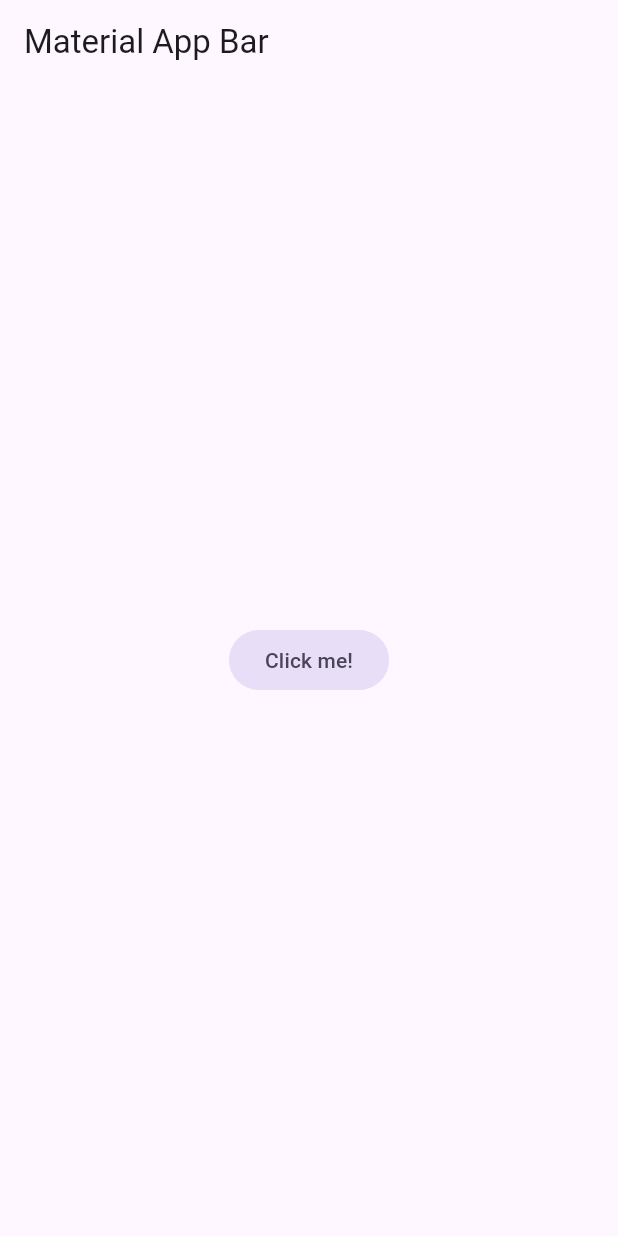
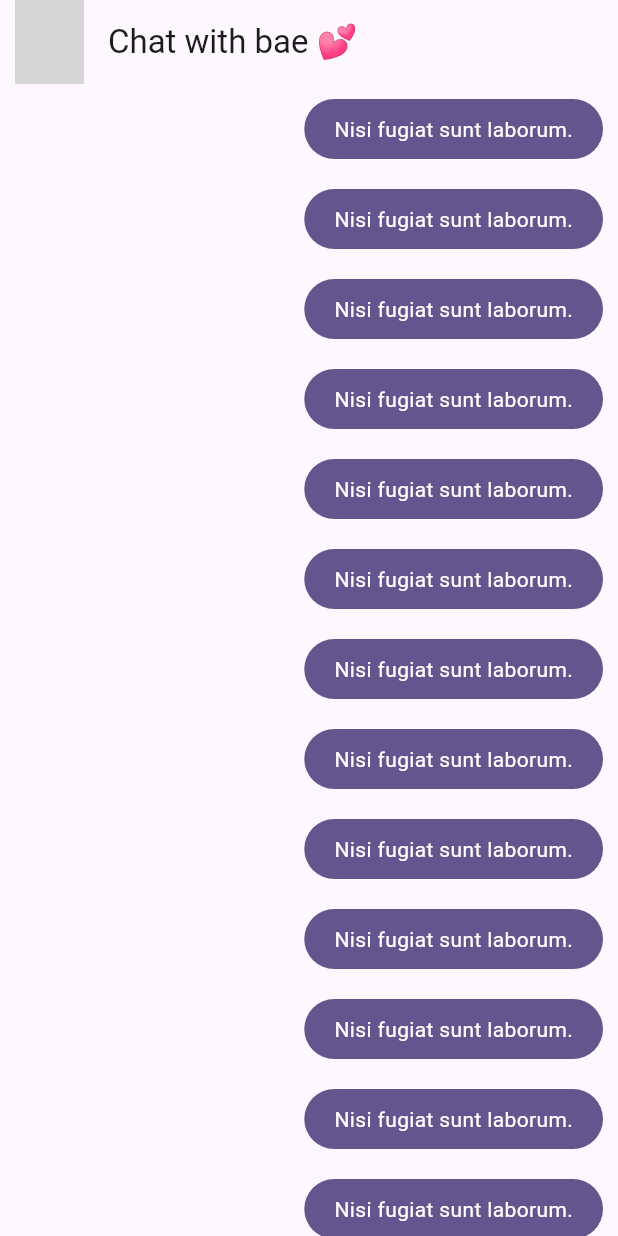
Before and after one commit to cxcarvaj/Yes-No-App, a Flutter app: the screen it shows after launch, on a phone screen of 412 x 824 dp. Run offline on Flutter 3.47's test engine with Material 2 defaults, Android fonts, the phone set to English and light mode, and no system bars; network calls fail; grey boxes are pictures that could not be loaded.

Commit message:
Creating the chat screen and adding the message bubble widget

```diff
--- a/lib/main.dart
+++ b/lib/main.dart
@@ -1,5 +1,6 @@
 import 'package:flutter/material.dart';
 import 'package:yes_no_app/config/theme/app_theme.dart';
+import 'package:yes_no_app/presentation/screens/chat/chat_screen.dart';
 
 void main() => runApp(const MyApp());
 
@@ -12,15 +13,7 @@ class MyApp extends StatelessWidget {
       debugShowCheckedModeBanner: false,
       title: 'Yes No App',
       theme: AppTheme(selectedColor: 0).theme(),
-      home: Scaffold(
-        appBar: AppBar(
-          title: const Text('Material App Bar'),
-        ),
-        body: Center(
-          child: FilledButton.tonal(
-              onPressed: () {}, child: const Text('Click me!')),
-        ),
-      ),
+      home: const ChatScreen(),
     );
   }
 }
--- /dev/null
+++ b/lib/presentation/screens/chat/chat_screen.dart
@@ -0,0 +1,54 @@
+import 'package:flutter/material.dart';
+import 'package:yes_no_app/presentation/widgets/chat/my_message_bubble.dart';
+
+// If the widget is a Screen, then you should return a Scaffold.
+class ChatScreen extends StatelessWidget {
+  const ChatScreen({super.key});
+
+  @override
+  Widget build(BuildContext context) {
+    return Scaffold(
+      appBar: AppBar(
+        leading: Container(
+          margin: const EdgeInsets.only(left: 10),
+          child: const CircleAvatar(
+            backgroundImage: NetworkImage(
+                'https://instagram.fgye4-1.fna.fbcdn.net/v/t51.2885-15/355228769_280923334510038_3465071754206350459_n.jpg?stp=dst-jpg_e35_p720x720&_nc_ht=instagram.fgye4-1.fna.fbcdn.net&_nc_cat=106&_nc_ohc=WW1tYCea-ZAAX-hVu6r&edm=ACWDqb8BAAAA&ccb=7-5&ig_cache_key=MzEzMTA0NjM4NzI4MzE0NzA4OA%3D%3D.2-ccb7-5&oh=00_AfDfCtBGAJ2L4UXfdaeWEqBwpP5DLCtyUOqQ0obtaMm_cg&oe=649CBF79&_nc_sid=ee9879'),
+          ),
+        ),
+        title: const Text('Chat with bae 💕'),
+        centerTitle: false,
+      ),
+      body: _ChatView(),
+    );
+  }
+}
+
+class _ChatView extends StatelessWidget {
+  // const _ChatView({
+  //   super.key,
+  // });
+
+  @override
+  Widget build(BuildContext context) {
+    return SafeArea(
+      child: Padding(
+        padding: const EdgeInsets.symmetric(
+          horizontal: 10,
+        ),
+        child: Column(
+          children: [
+            Expanded(
+              child: ListView.builder(
+                itemCount: 100,
+                itemBuilder: (context, index) {
+                  return const MyMessageBubble();
+                },
+              ),
+            ),
+          ],
+        ),
+      ),
+    );
+  }
+}
--- /dev/null
+++ b/lib/presentation/widgets/chat/my_message_bubble.dart
@@ -0,0 +1,32 @@
+import 'package:flutter/material.dart';
+
+class MyMessageBubble extends StatelessWidget {
+  const MyMessageBubble({super.key});
+
+  @override
+  Widget build(BuildContext context) {
+    final colors = Theme.of(context).colorScheme;
+
+    return Column(
+      crossAxisAlignment: CrossAxisAlignment.end,
+      children: [
+        Container(
+          margin: const EdgeInsets.symmetric(vertical: 10),
+          decoration: BoxDecoration(
+            color: colors.primary,
+            borderRadius: BorderRadius.circular(20),
+          ),
+          child: const Padding(
+            padding: EdgeInsets.symmetric(horizontal: 20, vertical: 10),
+            child: Text(
+              'Nisi fugiat sunt laborum.',
+              style: TextStyle(
+                color: Colors.white,
+              ),
+            ),
+          ),
+        ),
+      ],
+    );
+  }
+}
```
